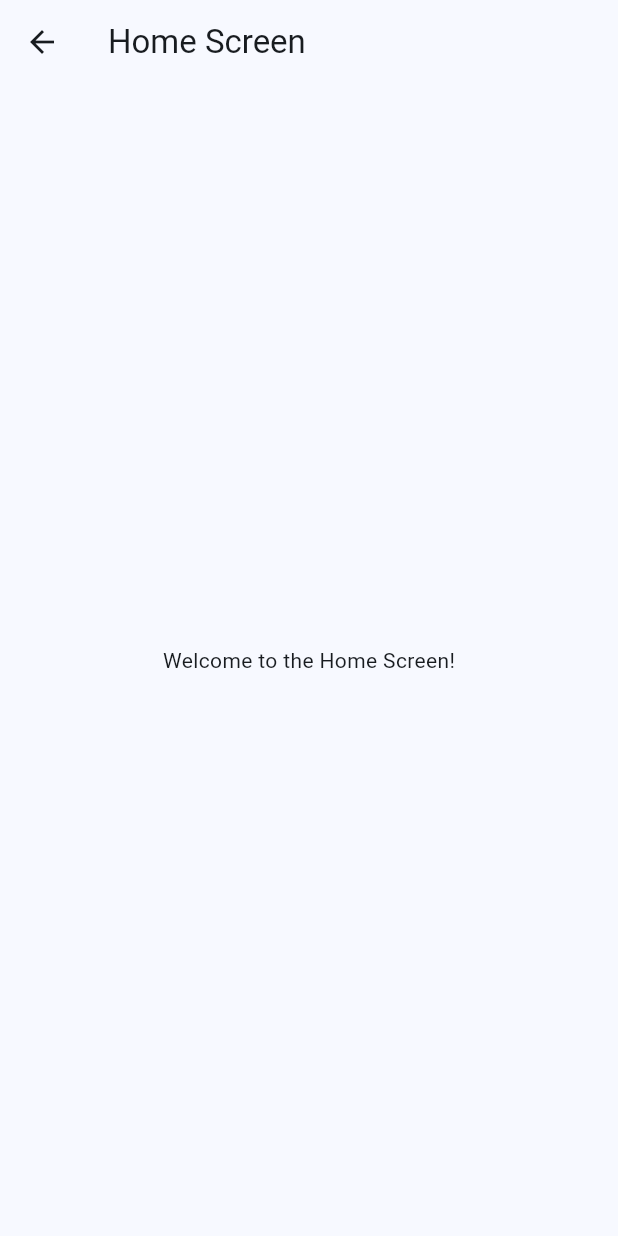
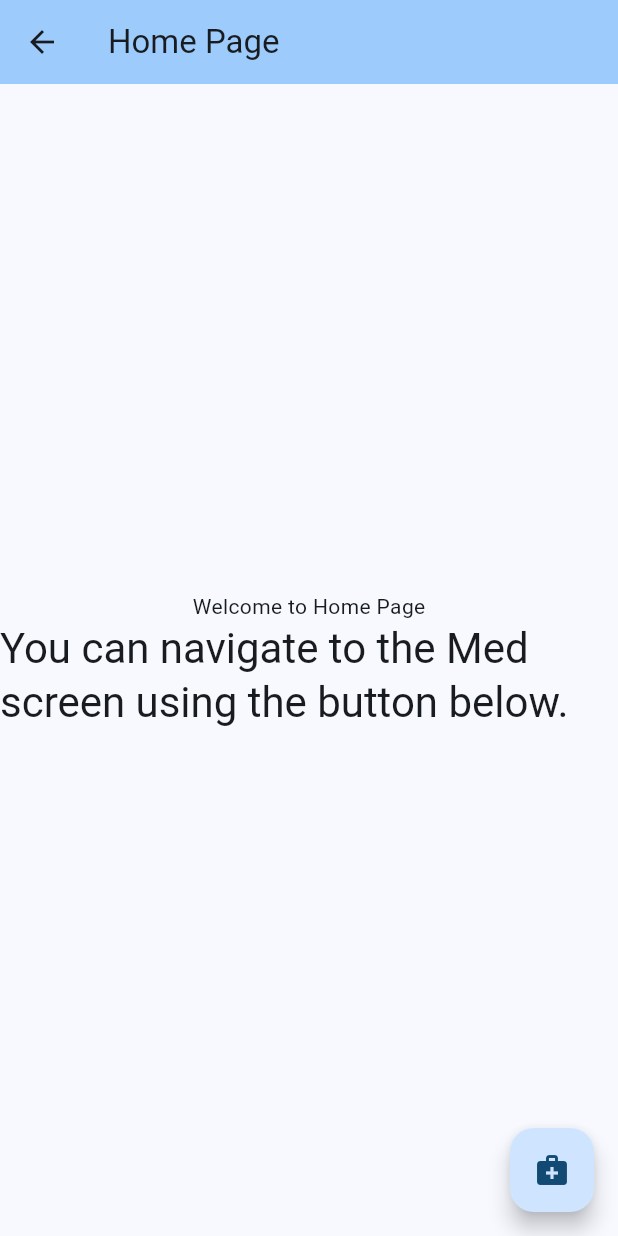
Before and after one commit to Fungiperson/DoseDiary, a Flutter app: the HomeScreen screen opened directly, on a phone screen of 412 x 824 dp. Run offline on Flutter 3.47's test engine with Material 3 defaults, Android fonts, the phone set to English and light mode, and no system bars.

Commit message:
Made a new screen

```diff
--- a/lib/screens/home.dart
+++ b/lib/screens/home.dart
@@ -1,16 +1,42 @@
 import 'package:flutter/material.dart';
+import 'package:myapp/screens/med_screen.dart';  // Ensure this import points to the correct location of MedScreen
 
 class HomeScreen extends StatelessWidget {
   const HomeScreen({super.key});
+
+  void _navigateToMed(BuildContext context) {
+    // Navigate to the Med screen
+    Navigator.push(
+      context,
+      MaterialPageRoute(builder: (context) => const MedScreen()), // Ensure MedScreen is correctly used
+    );
+  }
 
   @override
   Widget build(BuildContext context) {
     return Scaffold(
       appBar: AppBar(
-        title: const Text('Home Screen'),
+        backgroundColor: Theme.of(context).colorScheme.inversePrimary,
+        title: const Text("Home Page"), // Title for the AppBar
       ),
       body: Center(
-        child: const Text('Welcome to the Home Screen!'),
+        child: Column(
+          mainAxisAlignment: MainAxisAlignment.center,
+          children: <Widget>[
+            const Text(
+              'Welcome to Home Page',
+            ),
+            Text(
+              'You can navigate to the Med screen using the button below.',
+              style: Theme.of(context).textTheme.headlineMedium, // Add some content to the second Text widget
+            ),
+          ],
+        ),
+      ),
+      floatingActionButton: FloatingActionButton(
+        onPressed: () => _navigateToMed(context),  // Call the method to navigate to Med screen
+        tooltip: 'Go to Med',
+        child: const Icon(Icons.medical_services),  // Change icon to reflect navigation to MedScreen
       ),
     );
   }
```
Also changed, not shown: lib/screens/med_screen.dart (added, +42 -0 lines).
